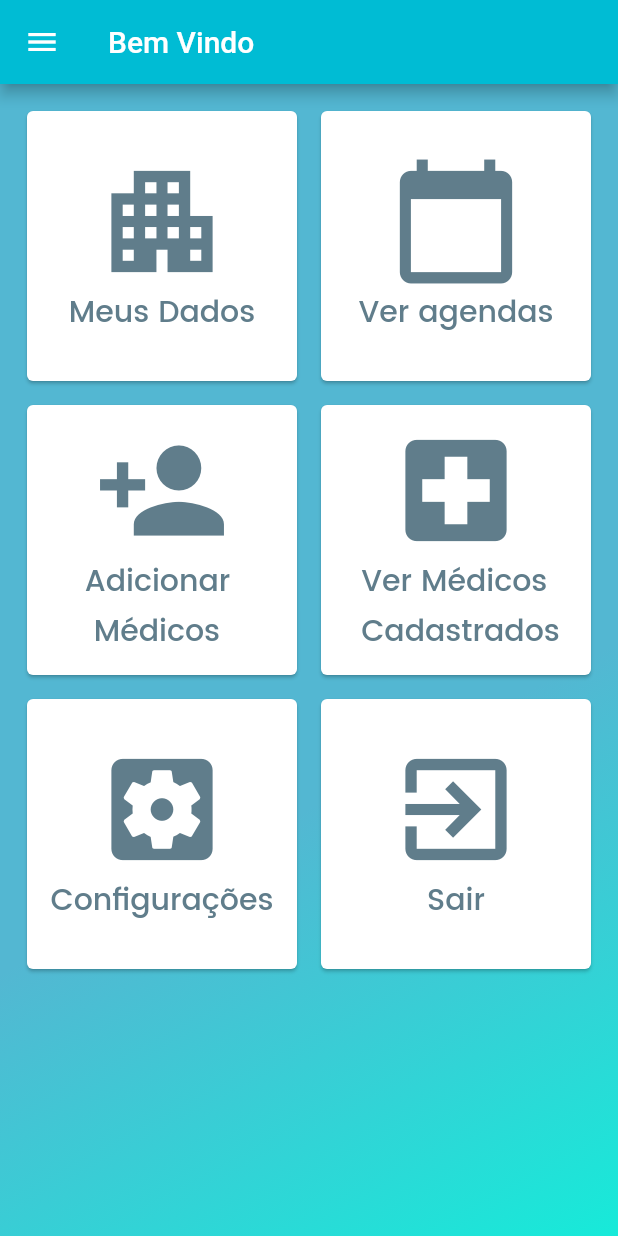
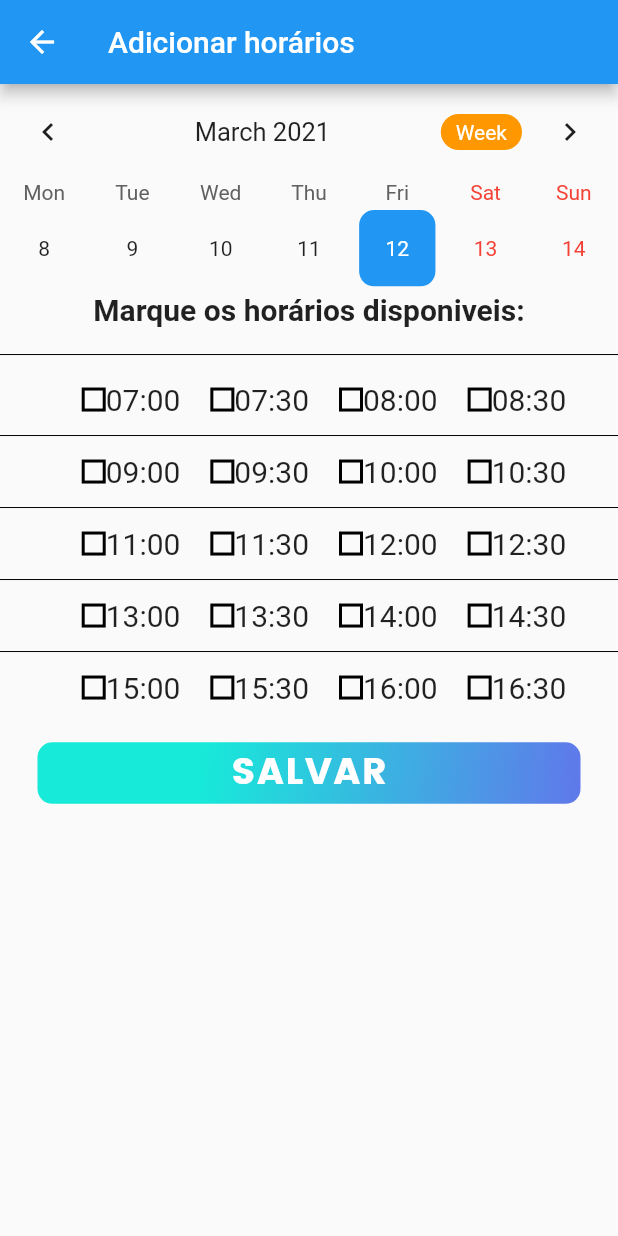
Before and after one commit to AlexandreTertuliano/Aplicativo_TCC, a Flutter app: the TelaInicialClinica screen opened directly, after a tap on an icon or button, on a phone screen of 412 x 824 dp. Run offline on Flutter 3.47's test engine with Material 2 defaults, Android fonts, the phone set to English and light mode, and no system bars; drawn by our look-alikes of table_calendar; our stand-ins replace flutter_screenutil; network calls fail.

Commit message:
Tela de calendario clinica

```diff
--- a/lib/TelaInicialClinica/tela_inicial_clinica.dart
+++ b/lib/TelaInicialClinica/tela_inicial_clinica.dart
@@ -1,3 +1,4 @@
+import 'package:MedAgenda/add_horarios.dart';
 import 'package:MedAgenda/main__drawer_clinica.dart';
 import 'package:MedAgenda/main_drawer_paciente.dart';
 import 'package:flutter/material.dart';
@@ -28,7 +29,7 @@ class _TelaInicialClinica extends State<TelaInicialClinica> {
             ],
           ),
         ),
-        padding: EdgeInsets.all(10.0),
+        padding: EdgeInsets.all(8.0),
         child: GridView.count(
           crossAxisCount: 2,
           children: <Widget>[
@@ -85,7 +86,14 @@ class _TelaInicialClinica extends State<TelaInicialClinica> {
             Card(
               margin: EdgeInsets.all(8.0),
               child: InkWell(
-                  onTap: () {},
+                  onTap: () {
+                    Navigator.push(
+                      context,
+                      MaterialPageRoute(
+                        builder: (context) => AddHorario(),
+                      ),
+                    );
+                  },
                   splashColor: Colors.cyan,
                   child: Center(
                     child: Column(
--- /dev/null
+++ b/lib/add_horarios.dart
@@ -0,0 +1,404 @@
+import 'package:MedAgenda/main__drawer_clinica.dart';
+import 'package:MedAgenda/main_drawer_paciente.dart';
+import 'package:flutter/material.dart';
+import 'package:table_calendar/table_calendar.dart';
+
+class AddHorario extends StatefulWidget {
+  @override
+  _AddHorario createState() => _AddHorario();
+}
+
+class _AddHorario extends State<AddHorario> {
+  CalendarController _controller;
+  bool _isSelected = false;
+
+  void _radio() {
+    setState(() {
+      _isSelected = !_isSelected;
+    });
+  }
+
+  Widget radioButton(bool isSelected) => Container(
+        width: 16.0,
+        height: 16.0,
+        padding: EdgeInsets.all(2.0),
+        decoration: BoxDecoration(
+            shape: BoxShape.rectangle,
+            border: Border.all(width: 2.0, color: Colors.black)),
+        child: isSelected
+            ? Container(
+                width: double.infinity,
+                height: double.infinity,
+                decoration: BoxDecoration(
+                    shape: BoxShape.rectangle, color: Colors.black),
+              )
+            : Container(),
+      );
+
+  @override
+  void initState() {
+    super.initState();
+    _controller = CalendarController();
+  }
+
+  @override
+  Widget build(BuildContext context) {
+    return Scaffold(
+      appBar: AppBar(
+        title: Text('Adicionar horários'),
+      ),
+      body: Container(
+        child: Column(
+          crossAxisAlignment: CrossAxisAlignment.start,
+          children: <Widget>[
+            TableCalendar(
+              initialCalendarFormat: CalendarFormat.week,
+              calendarStyle: CalendarStyle(
+                  todayColor: Colors.orange,
+                  selectedColor: Theme.of(context).primaryColor,
+                  todayStyle: TextStyle(
+                      fontWeight: FontWeight.bold,
+                      fontSize: 18.0,
+                      color: Colors.white)),
+              headerStyle: HeaderStyle(
+                centerHeaderTitle: true,
+                formatButtonDecoration: BoxDecoration(
+                  color: Colors.orange,
+                  borderRadius: BorderRadius.circular(20.0),
+                ),
+                formatButtonTextStyle: TextStyle(color: Colors.white),
+                formatButtonShowsNext: false,
+              ),
+              startingDayOfWeek: StartingDayOfWeek.monday,
+              onDaySelected: (day, events, holidays) {},
+              builders: CalendarBuilders(
+                selectedDayBuilder: (context, date, events) => Container(
+                    margin: const EdgeInsets.all(4.0),
+                    alignment: Alignment.center,
+                    decoration: BoxDecoration(
+                        color: Theme.of(context).primaryColor,
+                        borderRadius: BorderRadius.circular(10.0)),
+                    child: Text(
+                      date.day.toString(),
+                      style: TextStyle(color: Colors.white),
+                    )),
+                todayDayBuilder: (context, date, events) => Container(
+                    margin: const EdgeInsets.all(4.0),
+                    alignment: Alignment.center,
+                    decoration: BoxDecoration(
+                        color: Colors.orange,
+                        borderRadius: BorderRadius.circular(10.0)),
+                    child: Text(
+                      date.day.toString(),
+                      style: TextStyle(color: Colors.white),
+                    )),
+              ),
+              calendarController: _controller,
+            ),
+            Container(
+              child: Column(
+                children: [
+                  new Text(
+                    'Marque os horários disponiveis:',
+                    style: new TextStyle(
+                        fontSize: 20.0, fontWeight: FontWeight.bold),
+                  ),
+                  new Padding(
+                    padding: new EdgeInsets.all(8.0),
+                  ),
+                  new Divider(height: 5.0, color: Colors.black),
+                  new Padding(
+                    padding: new EdgeInsets.all(8.0),
+                  ),
+                  new Row(
+                    mainAxisAlignment: MainAxisAlignment.center,
+                    children: <Widget>[
+                      new Padding(
+                        padding: new EdgeInsets.all(10.0),
+                      ),
+                      GestureDetector(
+                        onTap: _radio,
+                        child: radioButton(_isSelected),
+                      ),
+                      new Text(
+                        '07:00',
+                        style: new TextStyle(fontSize: 20.0),
+                      ),
+                      new Padding(
+                        padding: new EdgeInsets.all(10.0),
+                      ),
+                      GestureDetector(
+                        onTap: _radio,
+                        child: radioButton(_isSelected),
+                      ),
+                      new Text(
+                        '07:30',
+                        style: new TextStyle(
+                          fontSize: 20.0,
+                        ),
+                      ),
+                      new Padding(
+                        padding: new EdgeInsets.all(10.0),
+                      ),
+                      GestureDetector(
+                        onTap: _radio,
+                        child: radioButton(_isSelected),
+                      ),
+                      new Text(
+                        '08:00',
+                        style: new TextStyle(fontSize: 20.0),
+                      ),
+                      new Padding(
+                        padding: new EdgeInsets.all(10.0),
+                      ),
+                      GestureDetector(
+                        onTap: _radio,
+                        child: radioButton(_isSelected),
+                      ),
+                      new Text(
+                        '08:30',
+                        style: new TextStyle(fontSize: 20.0),
+                      ),
+                    ],
+                  ),
+                  new Divider(height: 25.0, color: Colors.black),
+                  new Row(
+                    mainAxisAlignment: MainAxisAlignment.center,
+                    children: <Widget>[
+                      new Padding(
+                        padding: new EdgeInsets.all(10.0),
+                      ),
+                      GestureDetector(
+                        onTap: _radio,
+                        child: radioButton(_isSelected),
+                      ),
+                      new Text(
+                        '09:00',
+                        style: new TextStyle(fontSize: 20.0),
+                      ),
+                      new Padding(
+                        padding: new EdgeInsets.all(10.0),
+                      ),
+                      GestureDetector(
+                        onTap: _radio,
+                        child: radioButton(_isSelected),
+                      ),
+                      new Text(
+                        '09:30',
+                        style: new TextStyle(
+                          fontSize: 20.0,
+                        ),
+                      ),
+                      new Padding(
+                        padding: new EdgeInsets.all(10.0),
+                      ),
+                      GestureDetector(
+                        onTap: _radio,
+                        child: radioButton(_isSelected),
+                      ),
+                      new Text(
+                        '10:00',
+                        style: new TextStyle(fontSize: 20.0),
+                      ),
+                      new Padding(
+                        padding: new EdgeInsets.all(10.0),
+                      ),
+                      GestureDetector(
+                        onTap: _radio,
+                        child: radioButton(_isSelected),
+                      ),
+                      new Text(
+                        '10:30',
+                        style: new TextStyle(fontSize: 20.0),
+                      ),
+                    ],
+                  ),
+                  new Divider(height: 25.0, color: Colors.black),
+                  new Row(
+                    mainAxisAlignment: MainAxisAlignment.center,
+                    children: <Widget>[
+                      new Padding(
+                        padding: new EdgeInsets.all(10.0),
+                      ),
+                      GestureDetector(
+                        onTap: _radio,
+                        child: radioButton(_isSelected),
+                      ),
+                      new Text(
+                        '11:00',
+                        style: new TextStyle(fontSize: 20.0),
+                      ),
+                      new Padding(
+                        padding: new EdgeInsets.all(10.0),
+                      ),
+                      GestureDetector(
+                        onTap: _radio,
+                        child: radioButton(_isSelected),
+                      ),
+                      new Text(
+                        '11:30',
+                        style: new TextStyle(
+                          fontSize: 20.0,
+                        ),
+                      ),
+                      new Padding(
+                        padding: new EdgeInsets.all(10.0),
+                      ),
+                      GestureDetector(
+                        onTap: _radio,
+                        child: radioButton(_isSelected),
+                      ),
+                      new Text(
+                        '12:00',
+                        style: new TextStyle(fontSize: 20.0),
+                      ),
+                      new Padding(
+                        padding: new EdgeInsets.all(10.0),
+                      ),
+                      GestureDetector(
+                        onTap: _radio,
+                        child: radioButton(_isSelected),
+                      ),
+                      new Text(
+                        '12:30',
+                        style: new TextStyle(fontSize: 20.0),
+                      ),
+                    ],
+                  ),
+                  new Divider(height: 25.0, color: Colors.black),
+                  new Row(
+                    mainAxisAlignment: MainAxisAlignment.center,
+                    children: <Widget>[
+                      new Padding(
+                        padding: new EdgeInsets.all(10.0),
+                      ),
+                      GestureDetector(
+                        onTap: _radio,
+                        child: radioButton(_isSelected),
+                      ),
+                      new Text(
+                        '13:00',
+                        style: new TextStyle(fontSize: 20.0),
+                      ),
+                      new Padding(
+                        padding: new EdgeInsets.all(10.0),
+                      ),
+                      GestureDetector(
+                        onTap: _radio,
+                        child: radioButton(_isSelected),
+                      ),
+                      new Text(
+                        '13:30',
+                        style: new TextStyle(
+                          fontSize: 20.0,
+                        ),
+                      ),
+                      new Padding(
+                        padding: new EdgeInsets.all(10.0),
+                      ),
+                      GestureDetector(
+                        onTap: _radio,
+                        child: radioButton(_isSelected),
+                      ),
+                      new Text(
+                        '14:00',
+                        style: new TextStyle(fontSize: 20.0),
+                      ),
+                      new Padding(
+                        padding: new EdgeInsets.all(10.0),
+                      ),
+                      GestureDetector(
+                        onTap: _radio,
+                        child: radioButton(_isSelected),
+                      ),
+                      new Text(
+                        '14:30',
+                        style: new TextStyle(fontSize: 20.0),
+                      ),
+                    ],
+                  ),
+                  new Divider(height: 25.0, color: Colors.black),
+                  new Row(
+                    mainAxisAlignment: MainAxisAlignment.center,
+                    children: <Widget>[
+                      new Padding(
+                        padding: new EdgeInsets.all(10.0),
+                      ),
+                      GestureDetector(
+                        onTap: _radio,
+                        child: radioButton(_isSelected),
+                      ),
+                      new Text(
+                        '15:00',
+                        style: new TextStyle(fontSize: 20.0),
+                      ),
+                      new Padding(
+                        padding: new EdgeInsets.all(10.0),
+                      ),
+                      GestureDetector(
+                        onTap: _radio,
+                        child: radioButton(_isSelected),
+                      ),
+                      new Text(
+                        '15:30',
+                        style: new TextStyle(
+                          fontSize: 20.0,
+                        ),
+                      ),
+                      new Padding(
+                        padding: new EdgeInsets.all(10.0),
+                      ),
+                      GestureDetector(
+                        onTap: _radio,
+                        child: radioButton(_isSelected),
+                      ),
+                      new Text(
+                        '16:00',
+                        style: new TextStyle(fontSize: 20.0),
+                      ),
+                      new Padding(
+                        padding: new EdgeInsets.all(10.0),
+                      ),
+                      GestureDetector(
+                        onTap: _radio,
+                        child: radioButton(_isSelected),
+                      ),
+                      new Text(
+                        '16:30',
+                        style: new TextStyle(fontSize: 20.0),
+                      ),
+                    ],
+                  ),
+                ],
+              ),
+            ),
+            Container(
+                decoration: BoxDecoration(
+                  gradient: LinearGradient(
+                    begin: Alignment.topLeft,
+                    end: Alignment.bottomRight,
+                    stops: [0.3, 1],
+                    colors: [
+                      Color(0xFF17ead9),
+                      Color(0xFF6078ea),
+                    ],
+                  ),
+                  borderRadius: BorderRadius.all(
+                    Radius.circular(10),
+                  ),
+                ),
+                margin: EdgeInsets.all(25),
+                child: Center(
+                  child: Text("SALVAR",
+                      style: TextStyle(
+                          color: Colors.white,
+                          fontFamily: "Poppins-Bold",
+                          fontSize: 25,
+                          letterSpacing: 1.0)),
+                ))
+          ],
+        ),
+      ),
+    );
+  }
+}
--- a/pubspec.yaml
+++ b/pubspec.yaml
@@ -24,6 +24,8 @@ dependencies:
   # Use with the CupertinoIcons class for iOS style icons.
   cupertino_icons: ^0.1.2
   flutter_screenutil: ^0.4.2
+  datetime_picker_formfield: ^2.0.0
+  table_calendar: ^2.3.3
 
 dev_dependencies:
   flutter_test:
```
Also changed, not shown: pubspec.lock.
